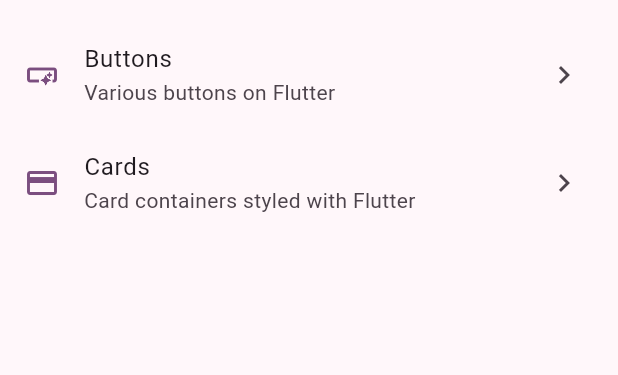
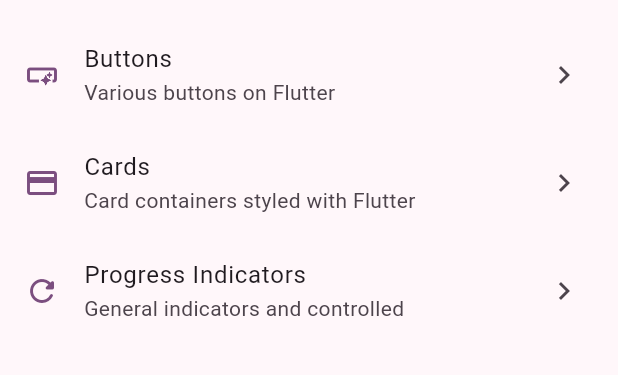
Before and after one commit to cxcarvaj/Widgets-App, a Flutter app: the screen it shows after launch, on a phone screen of 412 x 824 dp, the part 63-438 px from its top. Run offline on Flutter 3.47's test engine with Material 3 defaults, Android fonts, the phone set to English and light mode, and no system bars; our stand-ins replace go_router.

Commit message:
feat(progress_indicators): Implementation of progress indicators

```diff
--- a/lib/config/menu/menu_items.dart
+++ b/lib/config/menu/menu_items.dart
@@ -27,4 +27,10 @@ const appMenuItems = <MenuItem>[
     link: '/cards',
     icon: Icons.credit_card_outlined,
   ),
+    MenuItem(
+    title: 'Progress Indicators',
+    subtitle: 'General indicators and controlled',
+    link: '/progress_indicator',
+    icon: Icons.refresh_rounded,
+  ),
 ];
--- a/lib/config/router/app_router.dart
+++ b/lib/config/router/app_router.dart
@@ -19,5 +19,10 @@ final appRouter = GoRouter(
       name: CardScreen.routeName,
       builder: (context, state) => const CardScreen(),
     ),
+    GoRoute(
+      path: '/progress_indicator',
+      name: ProgressScreen.routeName,
+      builder: (context, state) => const ProgressScreen(),
+    ),
   ],
 );
```
Also changed, not shown: lib/presentation/screens/progress/progress_screen.dart (+68 -2 lines), pubspec.lock, 2 other files.
